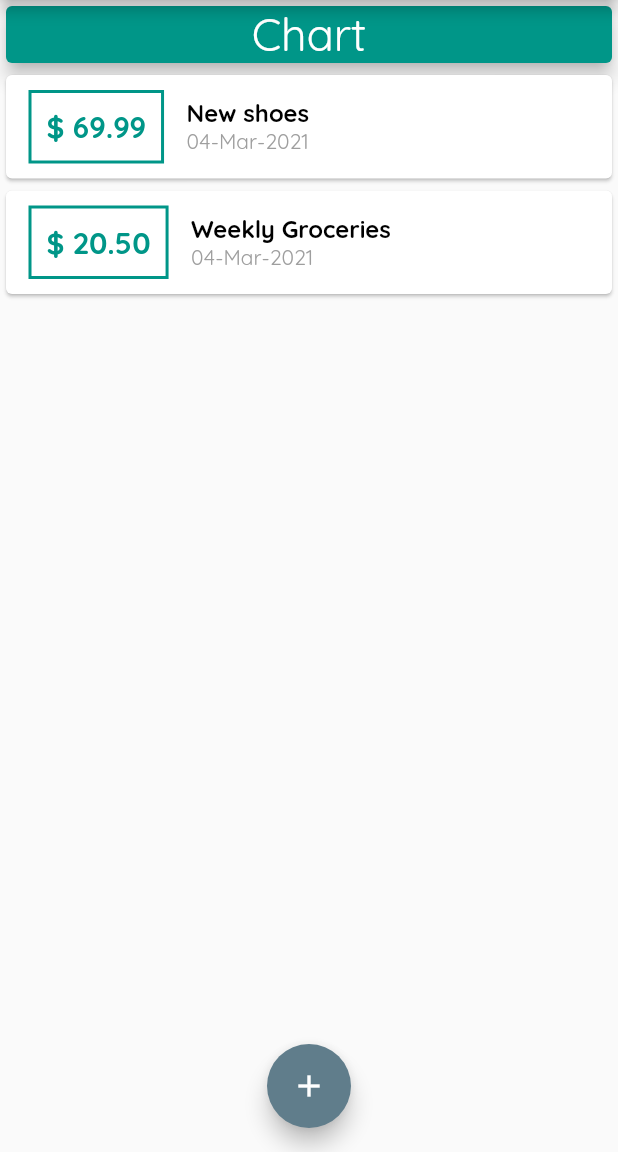
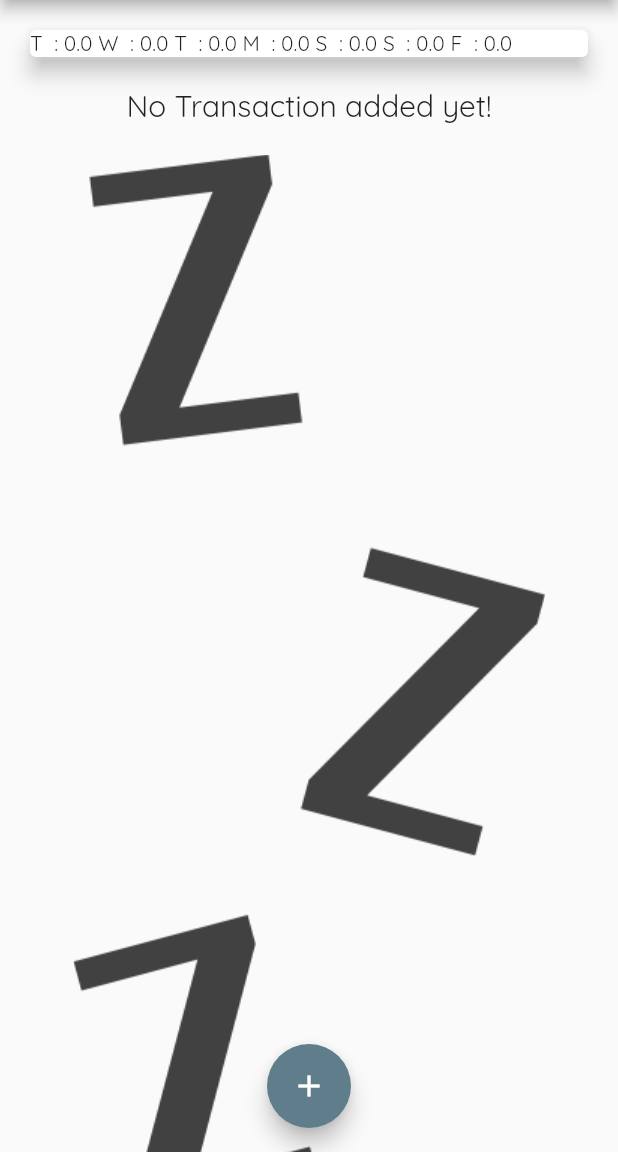
Before and after one commit to Raiyan-sharif/Personal_Expense-App, a Flutter app: the screen it shows after launch, on a phone screen of 412 x 824 dp, the part 84-1236 px from its top. Run offline on Flutter 3.47's test engine with Material 2 defaults, Android fonts, the phone set to English and light mode, and no system bars.

Commit message:
Chart update

```diff
--- a/personal_expense_app/lib/main.dart
+++ b/personal_expense_app/lib/main.dart
@@ -1,4 +1,5 @@
 import 'package:flutter/material.dart';
+import 'package:personal_expense_app/widgets/chart.dart';
 import 'package:personal_expense_app/widgets/new_transaction.dart';
 import 'package:personal_expense_app/widgets/transaction_list.dart';
 
@@ -43,19 +44,26 @@ class _MyAppState extends State<MyApp> {
 
 
   final List<Transaction> _userTransactions = [
-    Transaction(
-      id: 't1',
-      title: 'New shoes',
-      amount: 69.99,
-      date: DateTime.now(),
-    ),
-    Transaction(
-      id: 't2',
-      title: 'Weekly Groceries',
-      amount: 20.5,
-      date: DateTime.now(),
-    ),
+//    Transaction(
+//      id: 't1',
+//      title: 'New shoes',
+//      amount: 69.99,
+//      date: DateTime.now(),
+//    ),
+//    Transaction(
+//      id: 't2',
+//      title: 'Weekly Groceries',
+//      amount: 20.5,
+//      date: DateTime.now(),
+//    ),
   ];
+
+  List<Transaction> get _recentTransaction{
+    return _userTransactions.where((element){
+      return element.date.isAfter(DateTime.now().subtract(Duration(days: 7),
+      ));
+    }).toList();
+  }
 
   void _addNewTransaction(String txTitle, double txAmount) {
     final newTX = Transaction(
@@ -99,24 +107,7 @@ class _MyAppState extends State<MyApp> {
 //          mainAxisAlignment: MainAxisAlignment.spaceEvenly,
             crossAxisAlignment: CrossAxisAlignment.stretch,
             children: [
-              Container(
-                width: double.infinity,
-                child: Card(
-                  color: Theme.of(context).primaryColor,
-
-                  child: Text(
-                    'Chart',
-
-                    style: TextStyle(
-                      fontSize: 30,
-                      color: Colors.white,
-                    ),
-                    textAlign: TextAlign.center,
-                  ),
-
-                  elevation: 5,
-                ),
-              ),
+              Chart(_recentTransaction),
 
               TransactionList(_userTransactions),
 
--- /dev/null
+++ b/personal_expense_app/lib/widgets/chart.dart
@@ -0,0 +1,38 @@
+import 'package:flutter/material.dart';
+import 'package:personal_expense_app/models/transaction.dart';
+import 'package:intl/intl.dart';
+
+class Chart extends StatelessWidget {
+  final List<Transaction> recentTransactions;
+  Chart(this.recentTransactions);
+
+  List<Map<String, Object>> get groupedTransactionsValues{
+    return List.generate(7, (index){
+      final weekday = DateTime.now().subtract(Duration(days: index));
+      double totalSum = 0.0;
+      for(var i=0; i < recentTransactions.length;i++){
+        if(recentTransactions[i].date.day == weekday.day &&
+        recentTransactions[i].date.month == weekday.month &&
+        recentTransactions[i].date.year == weekday.year
+        ){
+          totalSum += recentTransactions[i].amount;
+        }
+      }
+
+      return {'day': DateFormat.E().format(weekday).substring(0,1), 'amount': totalSum};
+    });
+  }
+
+  @override
+  Widget build(BuildContext context) {
+    return Card(
+      elevation: 6,
+      margin: EdgeInsets.all(20),
+      child: Row(
+        children: groupedTransactionsValues.map((data){
+          return Text('${data['day']}  : ${data['amount']} ');
+        }).toList(),
+      ),
+    );
+  }
+}
--- a/personal_expense_app/lib/widgets/transaction_list.dart
+++ b/personal_expense_app/lib/widgets/transaction_list.dart
@@ -12,8 +12,25 @@ class TransactionList extends StatelessWidget {
 
 
     return Container(
-      height: 500,
-      child: ListView.builder(
+      height: 800,
+      child: transactions.isEmpty ? Column(
+        children: [
+          Text(
+            'No Transaction added yet!',
+            style: Theme.of(context).textTheme.title,
+          ),
+          SizedBox(
+            height: 20,
+          ),
+          Image.asset(
+            'assets/images/waiting.png',
+            fit: BoxFit.cover,
+
+          )
+
+
+        ],
+      ) : ListView.builder(
         itemBuilder: (ctx, index){
           return Card(
             child: Row(
--- a/personal_expense_app/pubspec.yaml
+++ b/personal_expense_app/pubspec.yaml
@@ -46,8 +46,8 @@ flutter:
   uses-material-design: true
 
   # To add assets to your application, add an assets section, like this:
-  # assets:
-  #   - images/a_dot_burr.jpeg
+  assets:
+    - assets/images/waiting.png
   #   - images/a_dot_ham.jpeg
 
   # An image asset can refer to one or more resolution-specific "variants", see
```
Also changed, not shown: personal_expense_app/lib/widgets/chart_bar.dart (added, +49 -0 lines), personal_expense_app/assets/images/waiting.png (added).
